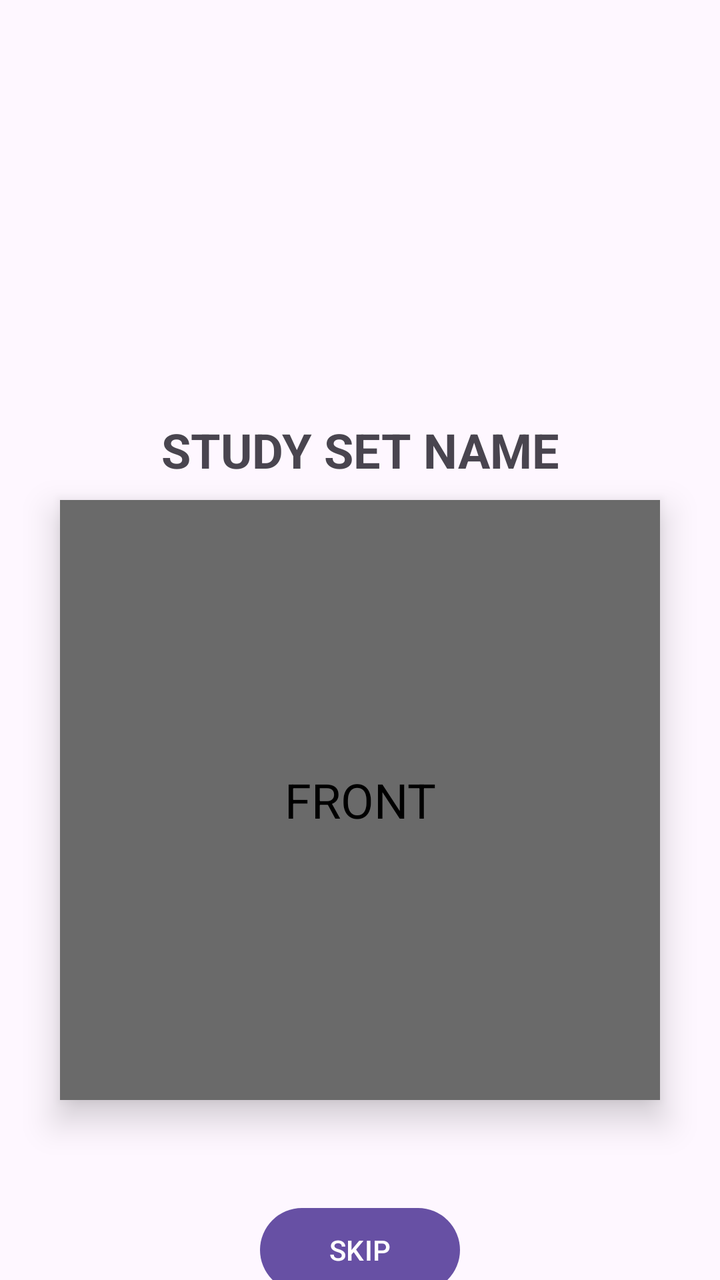
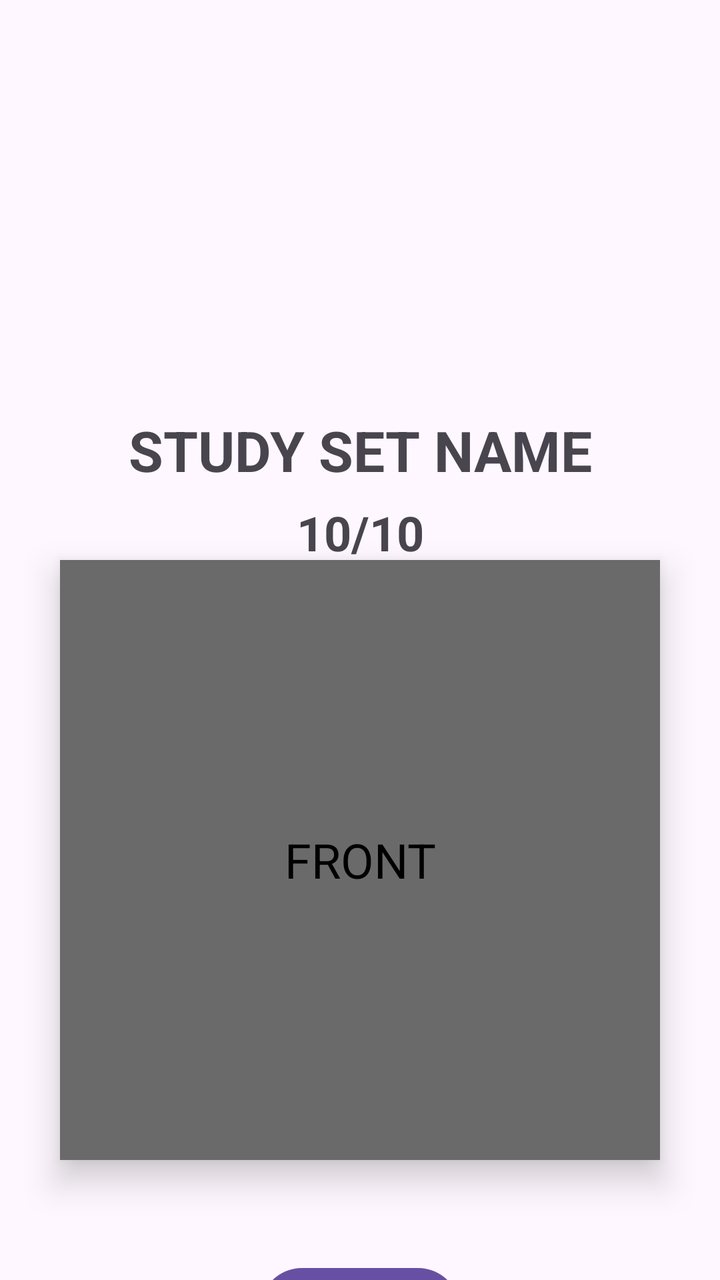

The first picture is an Android layout as it rendered before a commit; the second is the same layout after the commit. The layout source and the unified diff follow.
<!-- AndroidManifest.xml: application theme Theme.Study -->
<!-- res/layout/study_page.xml -->
<?xml version="1.0" encoding="utf-8"?>
<androidx.constraintlayout.widget.ConstraintLayout xmlns:android="http://schemas.android.com/apk/res/android"
    xmlns:tools="http://schemas.android.com/tools"
    android:layout_width="match_parent"
    android:layout_height="match_parent"
    tools:context=".StudyPage"
    >

    <LinearLayout
        android:layout_width="match_parent"
        android:layout_height="match_parent"
        android:gravity="center_horizontal"
        android:orientation="vertical">

        <TextView
            android:layout_width="250dp"
            android:layout_height="50dp"
            android:layout_marginTop="200dp"
            android:gravity="center"
            android:text="STUDY SET NAME"
            android:textSize="24sp"
            android:textStyle="bold" />

        <TextView
            android:id="@+id/textViewFront"
            android:padding="10dp"
            android:layout_width="300dp"
            android:layout_height="300dp"
            android:background="#6A6A6A"
            android:gravity="center"
            android:text="FRONT"
            android:clickable="true"
            android:textColor="@color/black"
            android:textSize="24sp"
            android:elevation="10dp"/>


        <Button
            android:id="@+id/buttonSkip"
            android:layout_width="100dp"
            android:layout_height="50dp"
            android:layout_marginTop="50dp"
            android:text="SKIP"
            />

    </LinearLayout>

</androidx.constraintlayout.widget.ConstraintLayout>
<!-- resources referenced by this layout -->
<resources>
  <color name="black">#FF000000</color>
  <style name="Theme.Study" parent="Base.Theme.Study" />
  <style name="Base.Theme.Study" parent="Theme.Material3.DayNight.NoActionBar">
          
          
      </style>
</resources>

<!-- the commit's change to res/layout/study_page.xml (unified diff, before → after) -->
@@ -18,8 +18,17 @@
             android:layout_marginTop="200dp"
             android:gravity="center"
             android:text="STUDY SET NAME"
+            android:textSize="28sp"
+            android:textStyle="bold" />
+        <TextView
+            android:id="@+id/textProgress"
+            android:layout_width="250dp"
+            android:layout_height="30dp"
             android:textSize="24sp"
-            android:textStyle="bold" />
+            android:textStyle="bold"
+            android:text="10/10"
+            android:gravity="center"
+            />
 
         <TextView
             android:id="@+id/textViewFront"
